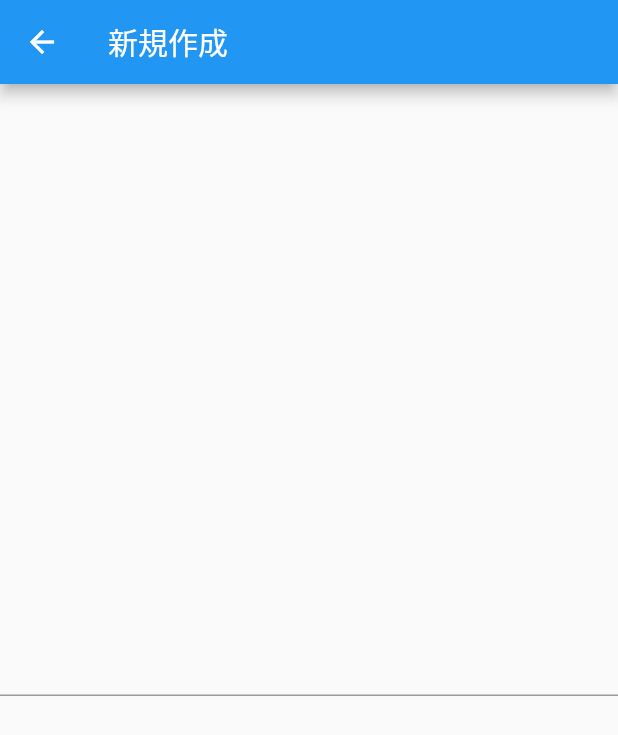
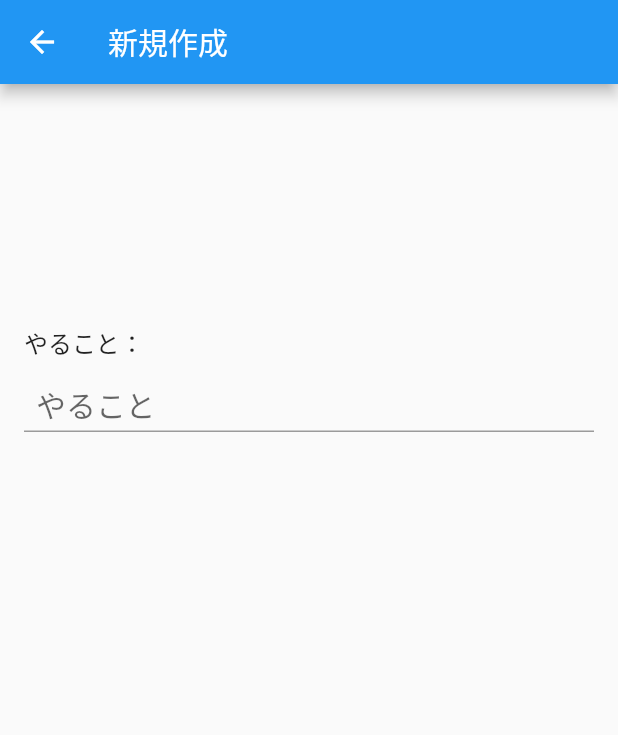
Before and after one commit to murakamiii/flutterTodo, a Flutter app: the NewTodoPage screen opened directly, on a phone screen of 412 x 824 dp. Shown: the top 735 px of the screen. Run offline on Flutter 3.47's test engine with Material 2 defaults, Android fonts, the phone set to English and light mode, and no system bars.

Commit message:
decorate text and textField

```diff
--- a/lib/newTodoPage.dart
+++ b/lib/newTodoPage.dart
@@ -13,12 +13,26 @@ class _NewTodoPageState extends State<NewTodoPage> {
   @override
   Widget build(BuildContext context) {
     return Scaffold(
-      appBar: AppBar(
-        title: Text("新規作成"),
-      ),
-      body: Center(
-        child: TextField(),
-      ),
-    );
+        appBar: AppBar(
+          title: Text("新規作成"),
+        ),
+        body: Container(
+          margin: EdgeInsets.fromLTRB(16, 160, 16, 160),
+          child:
+              Column(crossAxisAlignment: CrossAxisAlignment.start, children: [
+            Text(
+              "やること：",
+              style: TextStyle(
+                fontSize: 16,
+              ),
+            ),
+            TextField(
+              decoration: InputDecoration(
+                  hintText: "やること",
+                  contentPadding: EdgeInsets.fromLTRB(8, 12, 8, 0)),
+              style: TextStyle(fontSize: 20, color: Colors.black87),
+            ),
+          ]),
+        ));
   }
 }
```
